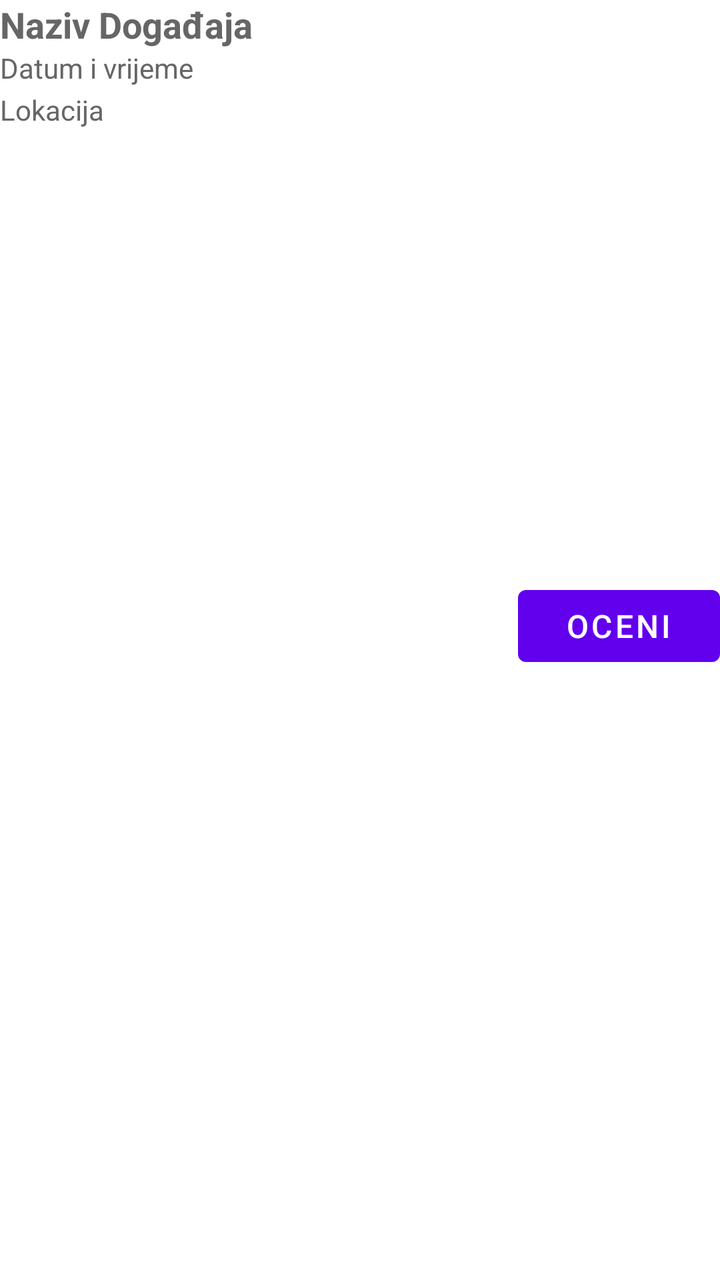
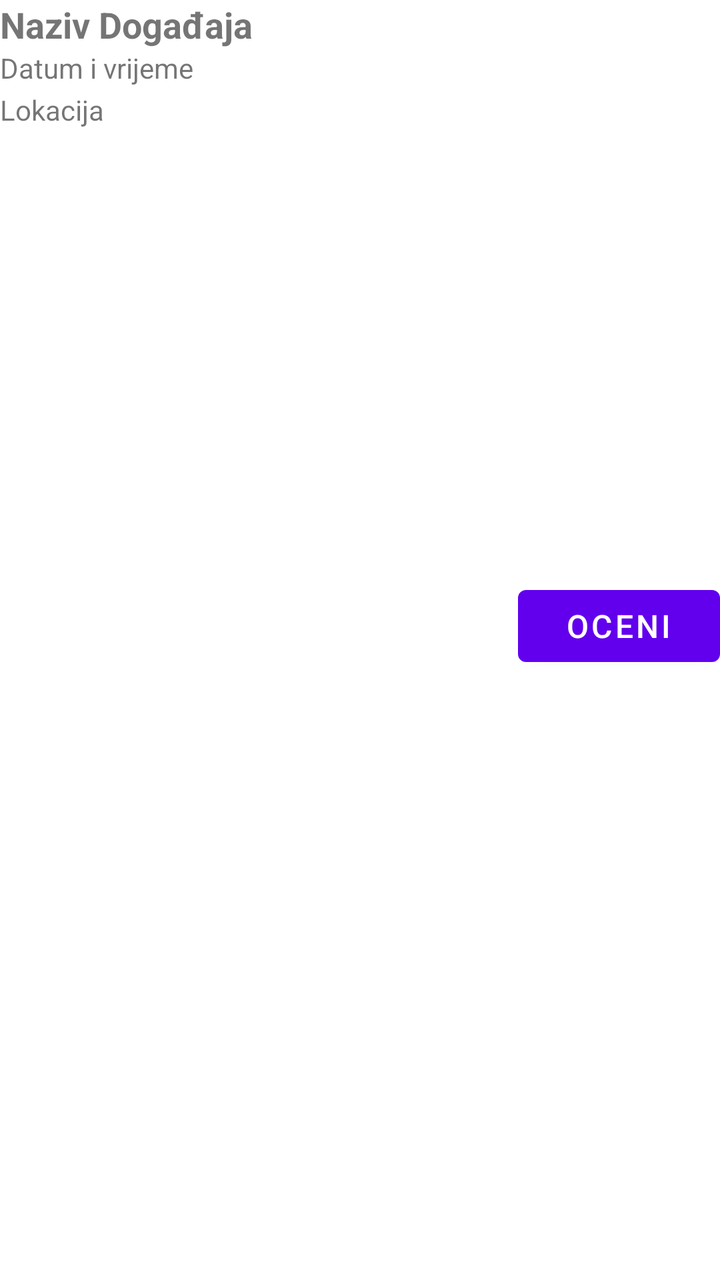

Screens rendered from an Android XML layout before and after an edit, with the pre-edit source and the edit as a unified diff.
<!-- AndroidManifest.xml: application theme Theme.EventsApp -->
<!-- res/layout/list_row_attending.xml -->
<?xml version="1.0" encoding="utf-8"?>
<LinearLayout xmlns:android="http://schemas.android.com/apk/res/android"
    android:layout_width="match_parent"
    android:layout_height="wrap_content"
    android:orientation="horizontal"
    android:paddingBottom="14dp">

    <LinearLayout
        android:layout_width="0dp"
        android:layout_height="wrap_content"
        android:layout_weight="20"
        android:orientation="vertical">

        <TextView
            android:id="@+id/txtName"
            android:layout_width="match_parent"
            android:layout_height="wrap_content"
            android:text="@string/naziv_doga_aja"
            android:textColor="@color/grey_light"
            android:textSize="18sp"
            android:textStyle="bold"
            />

        <TextView
            android:id="@+id/txtDateTime"
            android:layout_width="match_parent"
            android:layout_height="wrap_content"
            android:text="@string/datum_i_vrijeme"
            android:textColor="@color/grey_light"
            android:textSize="14sp"
            android:layout_marginBottom="2dp"
            />

        <TextView
            android:id="@+id/txtLocation"
            android:layout_width="match_parent"
            android:layout_height="wrap_content"
            android:text="@string/lokacija"
            android:textColor="@color/grey_light"
            android:textSize="14sp"
            />
    </LinearLayout>

    <Button
        android:id="@+id/btnRate"
        android:layout_width="wrap_content"
        android:layout_height="wrap_content"
        android:text="@string/oceni"
        android:layout_gravity="center"
        android:layout_weight="1"
        android:textSize="16sp"
        android:visibility="visible"
        />

</LinearLayout>
<!-- resources referenced by this layout -->
<resources>
  <color name="grey_light">#666666</color>
  <string name="datum_i_vrijeme">Datum i vrijeme</string>
  <string name="lokacija">Lokacija</string>
  <string name="naziv_doga_aja">Naziv Događaja</string>
  <string name="oceni">OCENI</string>
  <style name="Theme.EventsApp" parent="Theme.MaterialComponents.DayNight.DarkActionBar">
          
          <item name="colorPrimary">@color/purple_500</item>
          <item name="colorPrimaryVariant">@color/purple_700</item>
          <item name="colorOnPrimary">@color/white</item>
          
          <item name="colorSecondary">@color/teal_200</item>
          <item name="colorSecondaryVariant">@color/teal_700</item>
          <item name="colorOnSecondary">@color/black</item>
          
          <item name="android:statusBarColor">?attr/colorPrimaryVariant</item>
          
      </style>
  <color name="purple_500">#FF6200EE</color>
  <color name="purple_700">#FF3700B3</color>
  <color name="white">#FFFFFFFF</color>
  <color name="teal_200">#FF03DAC5</color>
  <color name="teal_700">#FF018786</color>
  <color name="black">#FF000000</color>
</resources>

<!-- the commit's change to res/layout/list_row_attending.xml (unified diff, before → after) -->
@@ -16,7 +16,6 @@
             android:layout_width="match_parent"
             android:layout_height="wrap_content"
             android:text="@string/naziv_doga_aja"
-            android:textColor="@color/grey_light"
             android:textSize="18sp"
             android:textStyle="bold"
             />
@@ -26,7 +25,6 @@
             android:layout_width="match_parent"
             android:layout_height="wrap_content"
             android:text="@string/datum_i_vrijeme"
-            android:textColor="@color/grey_light"
             android:textSize="14sp"
             android:layout_marginBottom="2dp"
             />
@@ -36,7 +34,6 @@
             android:layout_width="match_parent"
             android:layout_height="wrap_content"
             android:text="@string/lokacija"
-            android:textColor="@color/grey_light"
             android:textSize="14sp"
             />
     </LinearLayout>
<!-- resource entries referenced after the edit -->
@@ -1,6 +1,5 @@
 <!-- resources referenced by this layout -->
 <resources>
-  <color name="grey_light">#666666</color>
   <string name="datum_i_vrijeme">Datum i vrijeme</string>
   <string name="lokacija">Lokacija</string>
   <string name="naziv_doga_aja">Naziv Događaja</string>
